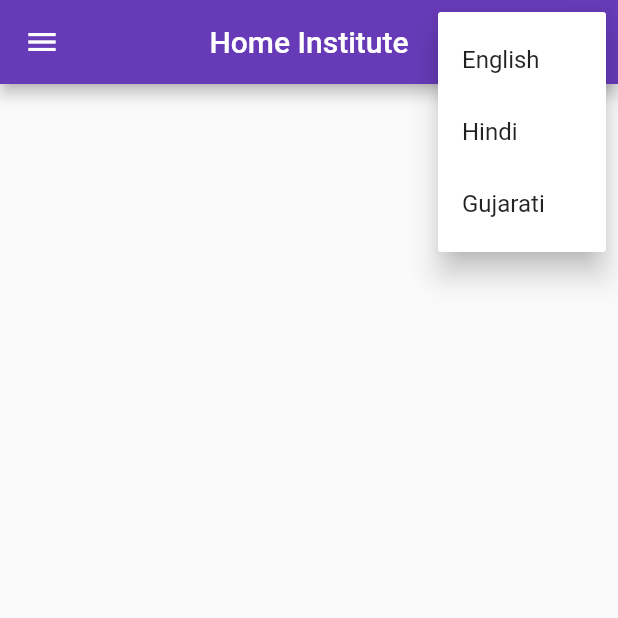
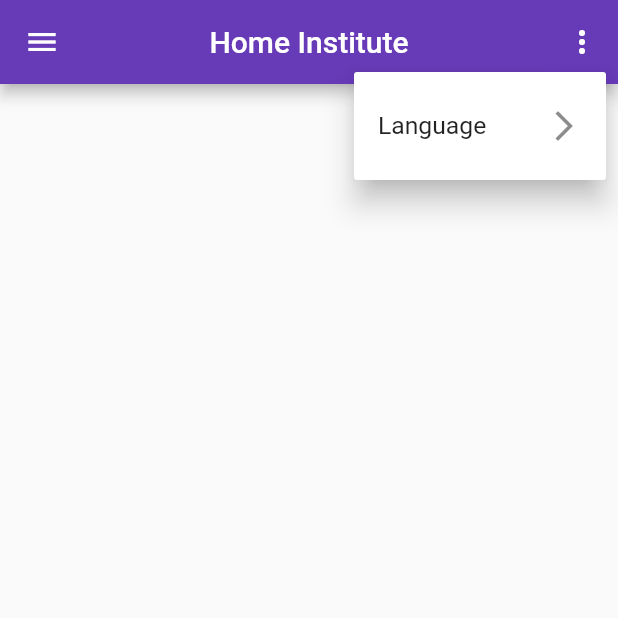
Before and after one commit to mr-gami001/Internship_Project, a Flutter app: the home_institute screen opened by its route, after a tap on the "more vert" icon, on a phone screen of 412 x 824 dp, the top half of it. Run offline on Flutter 3.47's test engine with Material 2 defaults, Android fonts, the phone set to English and light mode, and no system bars; our stand-ins replace animated_splash_screen, camera, cloud_firestore, easy_localization, firebase_auth, firebase_core and 7 more; missing offline and left inert: restart_app; accounts and stored records are empty; network calls fail.

Commit message:
changing launguage

```diff
--- a/lib/Pages/Institute/home_Institute.dart
+++ b/lib/Pages/Institute/home_Institute.dart
@@ -217,6 +217,16 @@ class _home_instituteState extends State<home_institute> {
 
         actions: [
           PopupMenuButton(
+            position: PopupMenuPosition.under,
+            itemBuilder: (context)=>[
+
+              PopupMenuItem(
+                  child: PopupMenuButton(
+                      position: PopupMenuPosition.under,
+                      child: ListTile(
+                        title: Text("Language",style: TextStyle(fontSize: MediaQuery.of(context).size.height*0.020),),
+                        trailing: Icon(Icons.arrow_forward_ios_sharp),
+                      ),
                       itemBuilder: (context)=>[
                         PopupMenuItem(
                           child: Text("English"),
@@ -241,6 +251,8 @@ class _home_instituteState extends State<home_institute> {
 
 
                       ]
+                  ))
+            ],
           )
         ],
       ),
```
Also changed, not shown: lib/Pages/Bus/home_bus.dart (+12 -1 lines), lib/Pages/Parents/home_Parents.dart (+13 -0 lines). Lines whose indentation alone changed are shown as unchanged.
